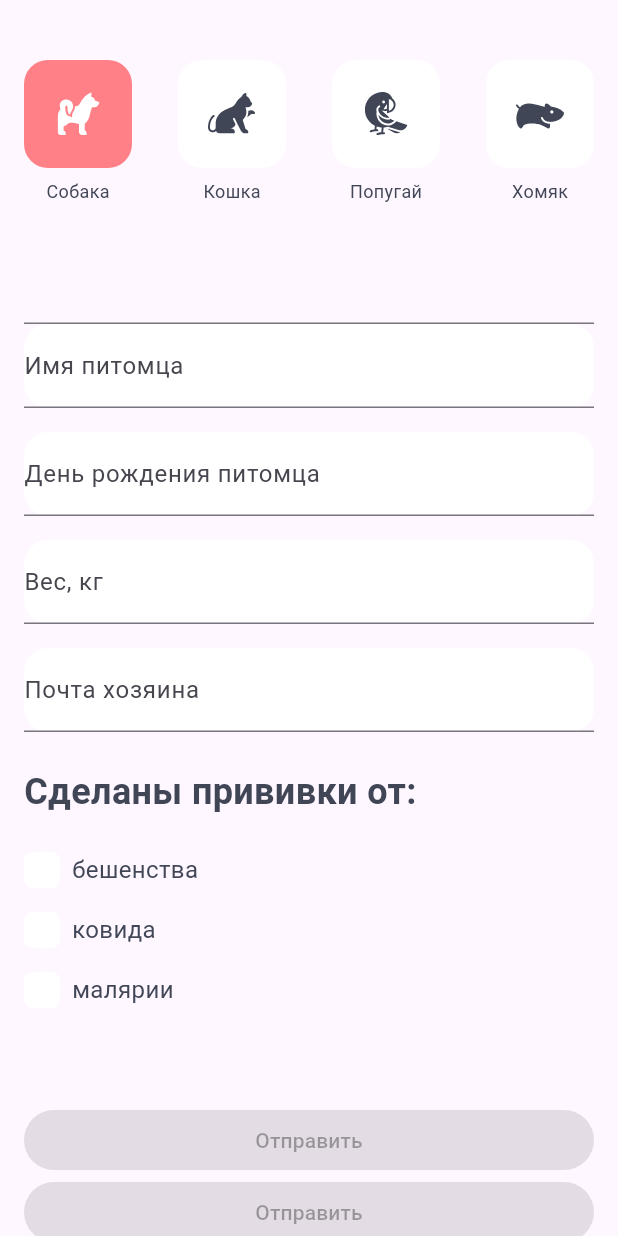
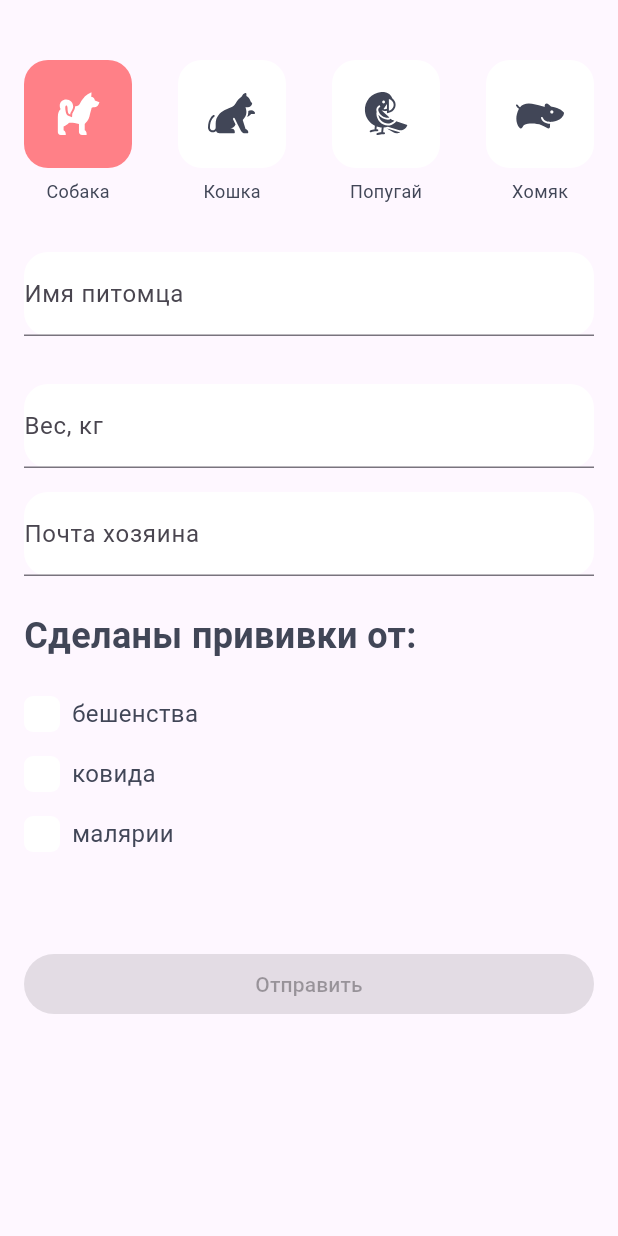
Before and after one commit to D-Golovanov/surf-flutter-courses, a Flutter app: the InfoPetScreen screen opened directly, on a phone screen of 412 x 824 dp. Run offline on Flutter 3.47's test engine with Material 3 defaults, Android fonts, the phone set to English and light mode, and no system bars; our stand-ins replace flutter_svg.

Commit message:
new ttry

```diff
--- a/lib/06_validation/features/info_pet/presentation/models/form_model.dart
+++ /dev/null
@@ -1,84 +0,0 @@
-import 'package:flutter/material.dart';
-import 'package:surf_flutter_courses_template/06_validation/features/info_pet/data/text_field_on_changed_with_validator.dart';
-import 'package:surf_flutter_courses_template/06_validation/features/info_pet/presentation/models/pet_type.dart';
-import 'package:surf_flutter_courses_template/06_validation/features/info_pet/presentation/view/info_pet_screen.dart';
-
-class FormModel extends ChangeNotifier {
-  TypePet type = TypePet.dog;
-
-  String name = '';
-  String birthday = '';
-  String weigth = '';
-  String email = '';
-
-  bool selectRabies = false;
-  String? rabies;
-  bool selectCovid = false;
-  String? covid;
-  bool selectMalaria = false;
-  String? malaria;
-
-  ButtonState buttonState = ButtonState.disabled;
-
-  void setType(TypePet newType) {
-    type = newType;
-    notifyListeners();
-  }
-
-  void setName(String value) {
-    name = value;
-    validation();
-    notifyListeners();
-  }
-
-  void setBirthday(String value) {
-    birthday = value;
-    validation();
-    notifyListeners();
-  }
-
-  void setWeigth(String value) {
-    weigth = value;
-    validation();
-    notifyListeners();
-  }
-
-  void setEmail(String value) {
-    email = value;
-    validation();
-    notifyListeners();
-  }
-
-  ButtonState get getButtonState => buttonState;
-
-  void setButtonState(ButtonState state) {
-    buttonState = state;
-    notifyListeners();
-  }
-
-  bool validation() {
-    return [
-      Validator.name(name),
-      Validator.date(birthday),
-      Validator.weigth(weigth),
-      Validator.email(email)
-    ].every((e) => e == null);
-  }
-  /*
-  void validation() {
-    final mainFieldValid = [
-      Validator.name(name),
-      Validator.date(birthday),
-      Validator.weigth(weigth),
-      Validator.email(email)
-    ].every((e) => e == null);
-    if (mainFieldValid) {
-      setButtonState(ButtonState.enable);
-    } else {
-      setButtonState(ButtonState.disabled);
-    }
-    print(
-        'name: $name, birthday: $birthday, weigth: $weigth, email: $birthday \n$mainFieldValid');
-  }
-  */
-}
--- /dev/null
+++ b/lib/06_validation/features/info_pet/presentation/models/info_pet_screen_model.dart
@@ -0,0 +1,59 @@
+import 'package:flutter/material.dart';
+import 'package:surf_flutter_courses_template/06_validation/features/info_pet/presentation/models/pet_type.dart';
+
+enum ButtonState { enable, disabled, sending }
+
+class InputModel {
+  final TextEditingController value;
+  String? error;
+  InputModel({required this.value, this.error});
+}
+
+class InfoPetScreenModel extends ChangeNotifier {
+  TypePet type = TypePet.dog;
+
+  InputModel nameInputModel =
+      InputModel(value: TextEditingController(), error: null);
+  InputModel birthdayInputModel =
+      InputModel(value: TextEditingController(), error: null);
+  InputModel weigthInputModel =
+      InputModel(value: TextEditingController(), error: null);
+  InputModel emailInputModel =
+      InputModel(value: TextEditingController(), error: null);
+
+  InputModel rabiesInputModel =
+      InputModel(value: TextEditingController(), error: null);
+  InputModel covidInputModel =
+      InputModel(value: TextEditingController(), error: null);
+  InputModel malariaInputModel =
+      InputModel(value: TextEditingController(), error: null);
+
+  ButtonState _formState = ButtonState.disabled;
+
+  ButtonState get formState => _formState;
+
+  void validationForm() {
+    [
+      nameInputModel,
+      birthdayInputModel,
+      weigthInputModel,
+      emailInputModel,
+      rabiesInputModel,
+      covidInputModel,
+      malariaInputModel
+    ].every((element) => element.error == null && element.value.text.isNotEmpty)
+        ? _formState = ButtonState.enable
+        : _formState = ButtonState.disabled;
+
+    notifyListeners();
+  }
+
+  void setType(TypePet newType) {
+    type = newType;
+    notifyListeners();
+  }
+
+  @override
+  String toString() =>
+      '$type - ${nameInputModel.value.text} ${nameInputModel.error}';
+}
--- a/lib/06_validation/features/info_pet/presentation/models/pet_type.dart
+++ b/lib/06_validation/features/info_pet/presentation/models/pet_type.dart
@@ -1,10 +1,31 @@
 enum TypePet {
-  dog(title: 'Собака', path: 'assets/images/icon-dog.svg'),
-  cat(title: 'Кошка', path: 'assets/images/icon-cat.svg'),
-  parrot(title: 'Попугай', path: 'assets/images/icon-parrot.svg'),
-  hamster(title: 'Хомяк', path: 'assets/images/icon-hamster.svg');
+  dog(
+    title: 'Собака',
+    path: 'assets/images/icon-dog.svg',
+    vactination: true,
+  ),
+  cat(
+    title: 'Кошка',
+    path: 'assets/images/icon-cat.svg',
+    vactination: true,
+  ),
+  parrot(
+    title: 'Попугай',
+    path: 'assets/images/icon-parrot.svg',
+    vactination: false,
+  ),
+  hamster(
+    title: 'Хомяк',
+    path: 'assets/images/icon-hamster.svg',
+    vactination: false,
+  );
 
-  const TypePet({required this.title, required this.path});
+  const TypePet({
+    required this.title,
+    required this.path,
+    required this.vactination,
+  });
   final String title;
   final String path;
+  final bool vactination;
 }
--- a/lib/06_validation/features/info_pet/presentation/view/info_pet_screen.dart
+++ b/lib/06_validation/features/info_pet/presentation/view/info_pet_screen.dart
@@ -1,35 +1,132 @@
+import 'package:flutter/cupertino.dart';
 import 'package:flutter/material.dart';
 import 'package:flutter/services.dart';
+import 'package:flutter/widgets.dart';
 import 'package:provider/provider.dart';
 import 'package:surf_flutter_courses_template/06_validation/features/info_pet/data/form_model.dart';
 import 'package:surf_flutter_courses_template/06_validation/features/info_pet/data/input_formattrs.dart';
 import 'package:surf_flutter_courses_template/06_validation/features/info_pet/data/text_field_on_changed_with_validator.dart';
-import 'package:surf_flutter_courses_template/06_validation/features/info_pet/presentation/models/form_model.dart';
+import 'package:surf_flutter_courses_template/06_validation/features/info_pet/presentation/models/info_pet_screen_model.dart';
 import 'package:surf_flutter_courses_template/06_validation/features/info_pet/presentation/models/pet_type.dart';
 import 'package:surf_flutter_courses_template/06_validation/features/info_pet/presentation/models/vactination_model.dart';
 import 'package:surf_flutter_courses_template/06_validation/features/info_pet/presentation/widgets/widgets.dart';
 
+class InfoPetScreen extends StatefulWidget {
+  const InfoPetScreen({super.key});
+
+  @override
+  State<InfoPetScreen> createState() => _InfoPetScreenState();
+}
+
+class _InfoPetScreenState extends State<InfoPetScreen> {
+  @override
+  Widget build(BuildContext context) {
+    InfoPetScreenModel model = context.watch<InfoPetScreenModel>();
+
+    return Scaffold(
+      body: SafeArea(
+        child: Padding(
+          padding: const EdgeInsets.symmetric(horizontal: 16),
+          child: CustomScrollView(
+            slivers: [
+              SliverList(
+                delegate: SliverChildListDelegate(
+                  [
+                    const SizedBox(height: 40),
+                    Consumer<InfoPetScreenModel>(
+                      builder: (context, model, _) {
+                        return Row(
+                          mainAxisAlignment: MainAxisAlignment.spaceBetween,
+                          children: [
+                            ...TypePet.values.map(
+                              (petItem) => GestureDetector(
+                                onTap: () => model.setType(petItem),
+                                child: PetButton(
+                                  pet: petItem,
+                                  isActive: model.type.title == petItem.title,
+                                ),
+                              ),
+                            ),
+                          ],
+                        );
+                      },
+                    ),
+                    const SizedBox(height: 32),
+                    CustomTextFormField(
+                      validator: Validator.name,
+                      label: 'Имя питомца',
+                      modelValue: model.nameInputModel,
+                      keyboardType: TextInputType.text,
+                      textCapitalization: TextCapitalization.sentences,
+                      inputFormatters: [
+                        FilteringTextInputFormatter.deny(RegExp(r'^\s'))
+                      ],
+                    ),
+                    const SizedBox(height: 16),
+                    // CustomTextFormField(
+                    //   modelValue: model.birthdayInputModel,
+                    //   validator: Validator.date,
+                    //   vlaidationOnChange: true,
+                    //   onTap: () => datePicker(
+                    //     context: context,
+                    //     controller: _birthdayPetController,
+                    //   ),
+                    //   label: 'День рождения питомца',
+                    //   readOnly: true,
+                    // ),
+                    const SizedBox(height: 16),
+                    CustomTextFormField(
+                      modelValue: model.weigthInputModel,
+                      validator: Validator.weigth,
+                      label: 'Вес, кг',
+                      keyboardType:
+                          const TextInputType.numberWithOptions(decimal: true),
+                      inputFormatters: [
+                        FilteringTextInputFormatter.allow(
+                            RegExp(r'^(\d*[\.,]?\d?\d?|\d?[\.,])\d?\d?')),
+                        Decimal(),
+                      ],
+                    ),
+                    const SizedBox(height: 16),
+                    CustomTextFormField(
+                      modelValue: model.emailInputModel,
+                      validator: Validator.email,
+                      label: 'Почта хозяина',
+                      keyboardType: TextInputType.emailAddress,
+                    ),
+                    Consumer<InfoPetScreenModel>(
+                      builder: (_, model, __) {
+                        return model.type.vactination
+                            ? VactinationFormWidget()
+                            : const SizedBox.shrink();
+                      },
+                    ),
+                    const SizedBox(height: 48.0),
+                    Consumer<InfoPetScreenModel>(
+                      builder: (_, model, __) {
+                        return ElevatedButton(
+                          onPressed: (model.formState == ButtonState.enable)
+                              ? () {
+                                  print('$model');
+                                }
+                              : null,
+                          child: const Text('Отправить'),
+                        );
+                      },
+                    ),
+                    const SizedBox(height: 24),
+                  ],
+                ),
+              ),
+            ],
+          ),
+        ),
+      ),
+    );
+  }
+}
+
 /*
-  data: {
-    type : Enum (dog, cat...)*,
-    name : String*,
-    born : Date*,
-    weigth : double*,
-    email : Srting*,
-
-    vactination : [
-      {
-        title : String
-        date : Date
-      },
-      {
-        title : String
-        date : Date
-      }
-    ]
-  }
-*/
-enum ButtonState { enable, disabled, sending }
 
 class InfoPetScreen extends StatefulWidget {
   const InfoPetScreen({super.key});
@@ -309,3 +406,4 @@ class _InfoPetScreenState extends State<InfoPetScreen> {
     );
   }
 }
+*/
--- a/lib/06_validation/features/info_pet/presentation/widgets/custom_text_form_field.dart
+++ b/lib/06_validation/features/info_pet/presentation/widgets/custom_text_form_field.dart
@@ -1,10 +1,12 @@
 import 'package:flutter/material.dart';
 import 'package:flutter/services.dart';
+import 'package:provider/provider.dart';
 import 'package:surf_flutter_courses_template/06_validation/core/theme/app_theme.dart';
+import 'package:surf_flutter_courses_template/06_validation/features/info_pet/presentation/models/info_pet_screen_model.dart';
 
 class CustomTextFormField extends StatefulWidget {
-  final TextEditingController controller;
   final String label;
+  final InputModel modelValue;
   final String? Function(String?)? validator;
   final GestureTapCallback? onTap;
   final List<TextInputFormatter>? inputFormatters;
@@ -15,8 +17,8 @@ class CustomTextFormField extends StatefulWidget {
 
   const CustomTextFormField({
     super.key,
-    required this.controller,
     required this.label,
+    required this.modelValue,
     this.keyboardType,
     this.validator,
     this.inputFormatters,
@@ -32,30 +34,33 @@ class CustomTextFormField extends StatefulWidget {
 
 class _CustomTextFormFieldState extends State<CustomTextFormField> {
   final _focusNode = FocusNode();
-
-  String? errorText;
+  late InfoPetScreenModel model;
 
   void _validationInput() {
-    errorText = widget.validator!(widget.controller.text);
+    widget.modelValue.error = widget.validator!(widget.modelValue.value.text);
     setState(() {});
   }
 
-  void _unFocus() {
-    widget.controller.text = widget.controller.text.trim();
+  void _unFocusInput() {
+    widget.modelValue.value.text = widget.modelValue.value.text.trim();
+
     if (!_focusNode.hasFocus) {
       if (widget.validator != null) {
-        errorText = widget.validator!(widget.controller.text);
+        widget.modelValue.error =
+            widget.validator!(widget.modelValue.value.text);
         setState(() {});
       }
+      model.validationForm();
     }
   }
 
   @override
   void initState() {
+    model = context.read<InfoPetScreenModel>();
     if (widget.vlaidationOnChange) {
-      widget.controller.addListener(_validationInput);
+      widget.modelValue.value.addListener(_validationInput);
     }
-    _focusNode.addListener(_unFocus);
+    _focusNode.addListener(_unFocusInput);
     super.initState();
   }
 
@@ -63,8 +68,9 @@ class _CustomTextFormFieldState extends State<CustomTextFormField> {
   void dispose() {
     _focusNode.dispose();
     if (widget.vlaidationOnChange) {
-      widget.controller.removeListener(_validationInput);
+      widget.modelValue.value.removeListener(_validationInput);
     }
+    widget.modelValue.value.dispose();
     super.dispose();
   }
 
@@ -81,17 +87,17 @@ class _CustomTextFormFieldState extends State<CustomTextFormField> {
         ),
         TextFormField(
           focusNode: _focusNode,
-          controller: widget.controller,
+          controller: widget.modelValue.value,
           onTap: widget.onTap,
           style: TextStyle(
-            color: errorText == null ? null : AppColors.red,
+            color: widget.modelValue.error == null ? null : AppColors.red,
           ),
           keyboardType: widget.keyboardType,
           textCapitalization: widget.textCapitalization,
           readOnly: widget.readOnly,
           inputFormatters: widget.inputFormatters,
           decoration: InputDecoration(
-            errorText: errorText,
+            errorText: widget.modelValue.error,
             label: Text(widget.label),
           ),
         ),
--- a/lib/06_validation/features/info_pet/presentation/widgets/vactination.dart
+++ b/lib/06_validation/features/info_pet/presentation/widgets/vactination.dart
@@ -6,8 +6,10 @@ import 'package:surf_flutter_courses_template/06_validation/features/info_pet/pr
 import 'package:surf_flutter_courses_template/06_validation/features/info_pet/presentation/widgets/widgets.dart';
 
 class VactinationFormWidget extends StatefulWidget {
-  final VactinationFormModel vactinationFormModel;
-  const VactinationFormWidget({super.key, required this.vactinationFormModel});
+  //final VactinationFormModel vactinationFormModel;
+  const VactinationFormWidget({
+    super.key, //required this.vactinationFormModel
+  });
 
   @override
   State<VactinationFormWidget> createState() => _VactinationFormWidgetState();
@@ -20,13 +22,14 @@ class _VactinationFormWidgetState extends State<VactinationFormWidget> {
 
   @override
   void initState() {
+    /*
     _rabiesController.addListener(() =>
         widget.vactinationFormModel.setRabiesDate(_rabiesController.text));
     _covidController.addListener(
         () => widget.vactinationFormModel.setRabiesDate(_covidController.text));
     _malariaController.addListener(() =>
         widget.vactinationFormModel.setRabiesDate(_malariaController.text));
-
+*/
     super.initState();
   }
 
@@ -117,17 +120,18 @@ class VactinationCheckBox extends StatelessWidget {
             if (model.isSelect)
               Padding(
                 padding: const EdgeInsets.only(bottom: 24),
-                child: CustomTextFormField(
-                  controller: controller,
-                  validator: Validator.date,
-                  vlaidationOnChange: true,
-                  onTap: () => datePicker(
-                    context: context,
-                    controller: controller,
-                  ),
-                  label: 'Дата последней прививки',
-                  readOnly: true,
-                ),
+                child: const SizedBox(height: 16.0),
+                // CustomTextFormField(
+                //   // controller: controller,
+                //   validator: Validator.date,
+                //   vlaidationOnChange: true,
+                //   onTap: () => datePicker(
+                //     context: context,
+                //     controller: controller,
+                //   ),
+                //   label: 'Дата последней прививки',
+                //   readOnly: true,
+                // ),
               ),
           ],
         );
--- a/lib/06_validation/main.dart
+++ b/lib/06_validation/main.dart
@@ -2,7 +2,7 @@ import 'package:flutter/material.dart';
 import 'package:flutter_localizations/flutter_localizations.dart';
 import 'package:provider/provider.dart';
 import 'package:surf_flutter_courses_template/06_validation/core/theme/app_theme.dart';
-import 'package:surf_flutter_courses_template/06_validation/features/info_pet/presentation/models/form_model.dart';
+import 'package:surf_flutter_courses_template/06_validation/features/info_pet/presentation/models/info_pet_screen_model.dart';
 import 'package:surf_flutter_courses_template/06_validation/features/info_pet/presentation/view/info_pet_screen.dart';
 
 void main() {
@@ -28,7 +28,7 @@ class MainApp extends StatelessWidget {
       home: MultiProvider(
         providers: [
           ChangeNotifierProvider(
-            create: (_) => FormModel(),
+            create: (_) => InfoPetScreenModel(),
           ),
         ],
         child: const InfoPetScreen(),
```
